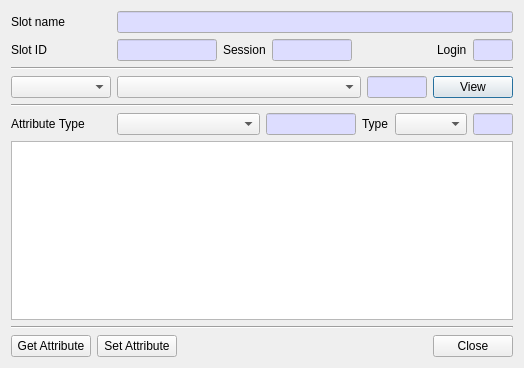
This is CryptokiMan/edit_attribute_dlg.ui in jykim74/CryptokiMan as Qt 5 draws it before an edit. The edited form follows.
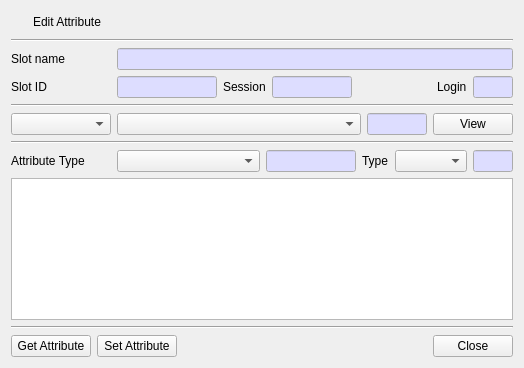
This is the edited form. Icons and pictures are not drawn.

Diff of the .ui file:
```diff
--- a/CryptokiMan/edit_attribute_dlg.ui
+++ b/CryptokiMan/edit_attribute_dlg.ui
@@ -14,6 +14,50 @@
    <string>Edit object</string>
   </property>
   <layout class="QVBoxLayout" name="verticalLayout">
+   <item>
+    <layout class="QGridLayout" name="gridLayout_6">
+     <item row="0" column="0">
+      <widget class="QPushButton" name="pushButton">
+       <property name="minimumSize">
+        <size>
+         <width>16</width>
+         <height>0</height>
+        </size>
+       </property>
+       <property name="maximumSize">
+        <size>
+         <width>16</width>
+         <height>16777215</height>
+        </size>
+       </property>
+       <property name="text">
+        <string/>
+       </property>
+       <property name="icon">
+        <iconset resource="cryptokiman.qrc">
+         <normaloff>:/images/edit.png</normaloff>:/images/edit.png</iconset>
+       </property>
+       <property name="flat">
+        <bool>true</bool>
+       </property>
+      </widget>
+     </item>
+     <item row="0" column="1">
+      <widget class="QLabel" name="label_2">
+       <property name="text">
+        <string>Edit Attribute</string>
+       </property>
+      </widget>
+     </item>
+    </layout>
+   </item>
+   <item>
+    <widget class="Line" name="line_4">
+     <property name="orientation">
+      <enum>Qt::Horizontal</enum>
+     </property>
+    </widget>
+   </item>
    <item>
     <layout class="QGridLayout" name="gridLayout">
      <property name="topMargin">
```
Left out of the diff: 4 changed lines with no effect on the pictures.
